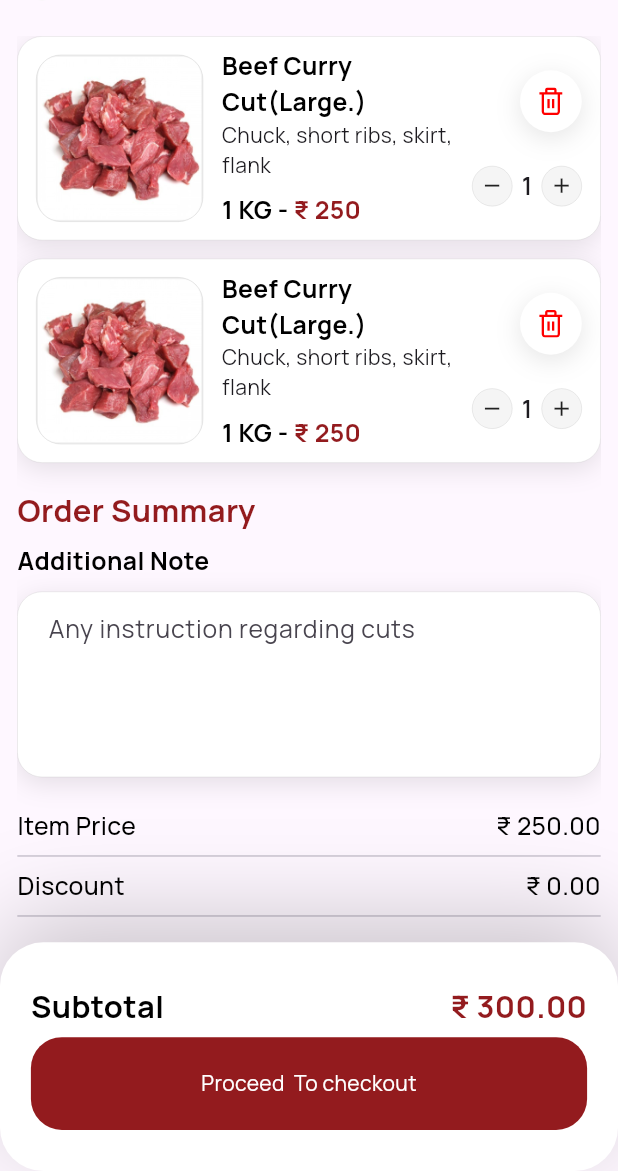
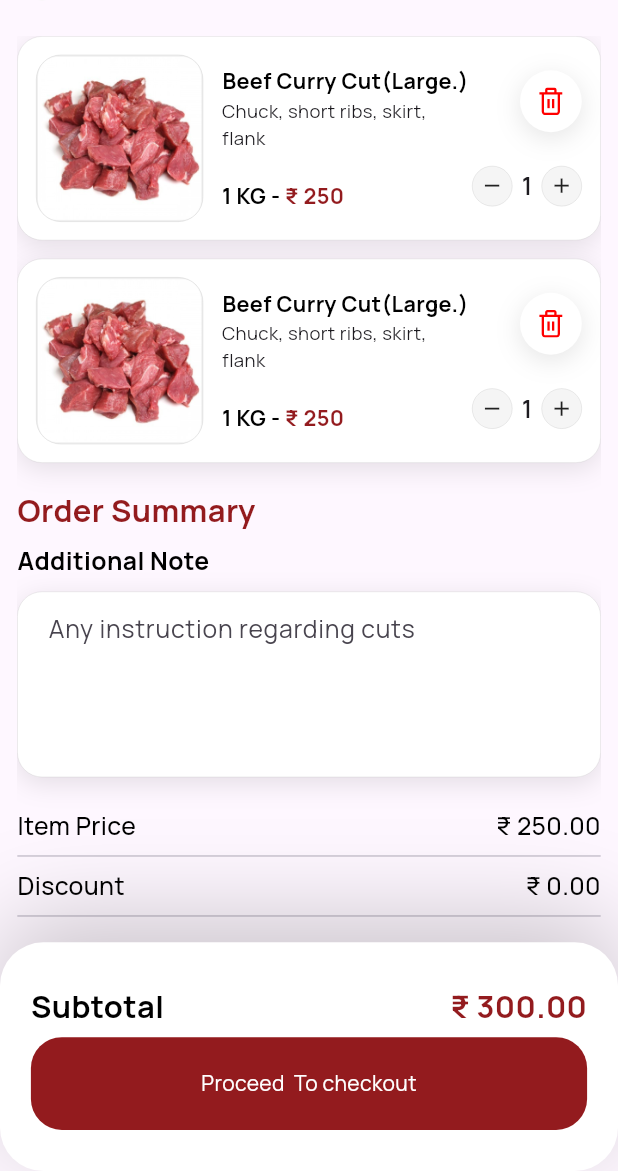
Before and after one commit to fazilnazkolambil/meat_shop_app, a Flutter app: the cartPage screen opened directly, on a phone screen of 412 x 824 dp, the part 65-1236 px from its top. Run offline on Flutter 3.47's test engine with Material 3 defaults, Android fonts, the phone set to English and light mode, and no system bars; our stand-ins replace animated_notch_bottom_bar, carousel_slider, country_code_picker, firebase_core, flutter_svg, google_fonts and 5 more; missing offline and left inert: date_time_picker_widget; accounts and stored records are empty.

Commit message:
fixed some errors

```diff
--- a/lib/feature/ordersPage/screens/cart_page.dart
+++ b/lib/feature/ordersPage/screens/cart_page.dart
@@ -155,11 +155,13 @@ class _CartPageState extends State<cartPage> {
                                     children: [
                                       Text("Beef Curry Cut(Large.)",
                                         style: TextStyle(
-                                            fontSize: scrWidth*0.04,
+                                            fontSize: scrWidth*0.035,
                                             fontWeight: FontWeight.w700,
                                             color: colorConst.black
                                         ),),
-                                      Text("Chuck, short ribs, skirt, flank"),
+                                      Text("Chuck, short ribs, skirt, flank",style: TextStyle(
+                                        fontSize: scrWidth*0.03
+                                      ),),
                                     ],
                                   ),
                                 ),
@@ -167,13 +169,13 @@ class _CartPageState extends State<cartPage> {
                                   children: [
                                     Text("1 KG - ",
                                       style: TextStyle(
-                                          fontSize: scrWidth*0.04,
+                                          fontSize: scrWidth*0.035,
                                           fontWeight: FontWeight.w700,
                                           color: colorConst.black
                                       ),),
                                     Text("₹ 250",
                                       style: TextStyle(
-                                          fontSize: scrWidth*0.04,
+                                          fontSize: scrWidth*0.035,
                                           fontWeight: FontWeight.w700,
                                           color: colorConst.meroon
                                       ),),
--- a/lib/main.dart
+++ b/lib/main.dart
@@ -4,13 +4,21 @@ import 'package:google_fonts/google_fonts.dart';
 import 'package:meat_shop_app/feature/authPage/screens/info_page.dart';
 import 'package:meat_shop_app/feature/authPage/screens/signin_page.dart';
 import 'package:meat_shop_app/feature/favoritePage/screens/favourite_page.dart';
+import 'package:meat_shop_app/feature/forgotpassword/createnewpswrd.dart';
+import 'package:meat_shop_app/feature/forgotpassword/forgotpassword1.dart';
 import 'package:meat_shop_app/feature/homePage/screens/HomePage.dart';
+import 'package:meat_shop_app/feature/homePage/screens/Mutton_List.dart';
 import 'package:meat_shop_app/feature/homePage/screens/beef_list.dart';
 import 'package:meat_shop_app/feature/homePage/screens/camel_list.dart';
 import 'package:meat_shop_app/feature/homePage/screens/lamb_page.dart';
+import 'package:meat_shop_app/feature/morePage/screens/more_page.dart';
 import 'package:meat_shop_app/feature/onboardPage/screens/NavigationPage.dart';
+import 'package:meat_shop_app/feature/onboardPage/screens/onBoardingPage.dart';
+import 'package:meat_shop_app/feature/ordersPage/screens/My_Orders.dart';
 import 'package:meat_shop_app/feature/ordersPage/screens/cart_page.dart';
 import 'package:meat_shop_app/feature/ordersPage/screens/checkoutpage.dart';
+import 'package:meat_shop_app/feature/ordersPage/screens/orderconfirm_page.dart';
+import 'package:meat_shop_app/feature/ordersPage/screens/orderdetails_page.dart';
 
 import 'feature/onboardPage/screens/splashScreen.dart';
 import 'firebase_options.dart';
@@ -40,7 +48,7 @@ class MyApp extends StatelessWidget {
             textTheme:GoogleFonts.manropeTextTheme()
         ),
         debugShowCheckedModeBanner: false,
-        home: signinPage(),
+        home: splashScreen(),
       ),
     );
   }
```
Also changed, not shown: lib/models/userModel.dart (renamed from lib/core/constant/userModel.dart).
